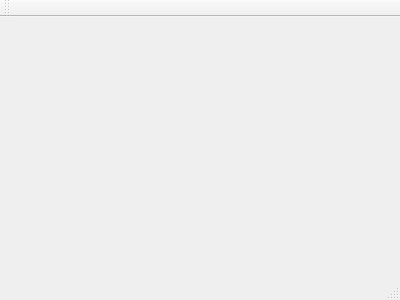
Above: mainwindow.ui from ptaxom/CurseWork before the change. Below: the same form after it.
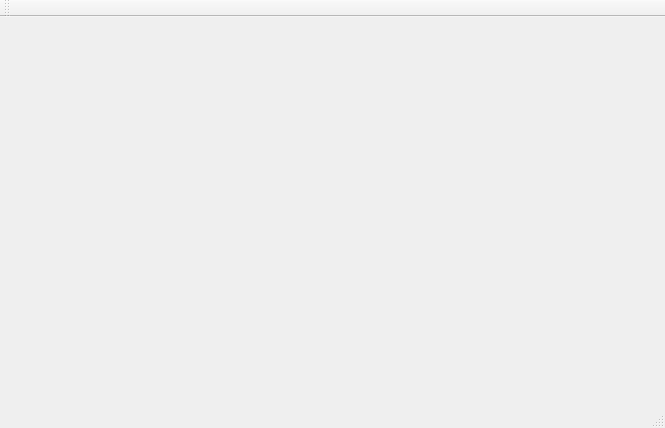
That is the form after the change.

Patch:
```diff
--- a/mainwindow.ui
+++ b/mainwindow.ui
@@ -1,24 +1,61 @@
 <ui version="4.0">
  <class>MainWindow</class>
- <widget class="QMainWindow" name="MainWindow" >
-  <property name="geometry" >
+ <widget class="QMainWindow" name="MainWindow">
+  <property name="geometry">
    <rect>
     <x>0</x>
     <y>0</y>
-    <width>400</width>
-    <height>300</height>
+    <width>665</width>
+    <height>428</height>
    </rect>
   </property>
   <property name="windowTitle" >
    <string>MainWindow</string>
   </property>
-  <widget class="QMenuBar" name="menuBar" />
-  <widget class="QToolBar" name="mainToolBar" />
-  <widget class="QWidget" name="centralWidget" />
-  <widget class="QStatusBar" name="statusBar" />
+  <widget class="QWidget" name="centralWidget">
+   <layout class="QHBoxLayout" name="horizontalLayout">
+    <item>
+     <widget class="QLabel" name="label">
+      <property name="sizePolicy">
+       <sizepolicy hsizetype="Ignored" vsizetype="Ignored">
+        <horstretch>0</horstretch>
+        <verstretch>0</verstretch>
+       </sizepolicy>
+      </property>
+      <property name="minimumSize">
+       <size>
+        <width>300</width>
+        <height>200</height>
+       </size>
+      </property>
+      <property name="text">
+       <string/>
+      </property>
+     </widget>
+    </item>
+   </layout>
+  </widget>
+  <widget class="QMenuBar" name="menuBar">
+   <property name="geometry">
+    <rect>
+     <x>0</x>
+     <y>0</y>
+     <width>665</width>
+     <height>26</height>
+    </rect>
+   </property>
+  </widget>
+  <widget class="QToolBar" name="mainToolBar">
+   <attribute name="toolBarArea">
+    <enum>TopToolBarArea</enum>
+   </attribute>
+   <attribute name="toolBarBreak">
+    <bool>false</bool>
+   </attribute>
+  </widget>
+  <widget class="QStatusBar" name="statusBar"/>
  </widget>
- <layoutDefault spacing="6" margin="11" />
- <pixmapfunction></pixmapfunction>
+ <layoutdefault spacing="6" margin="11"/>
  <resources/>
  <connections/>
 </ui>
```
Left out of the diff: 3 changed lines with no effect on the pictures.
